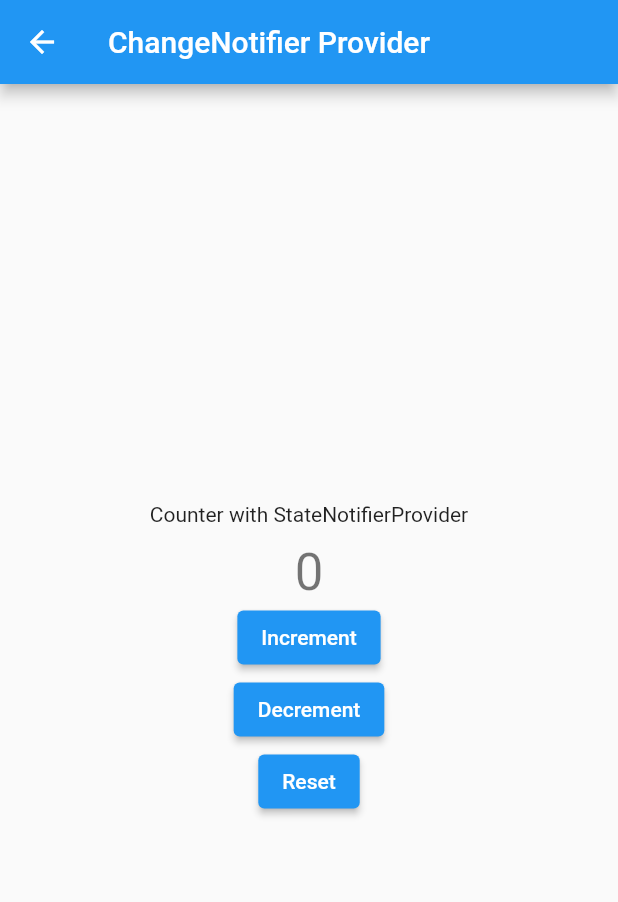
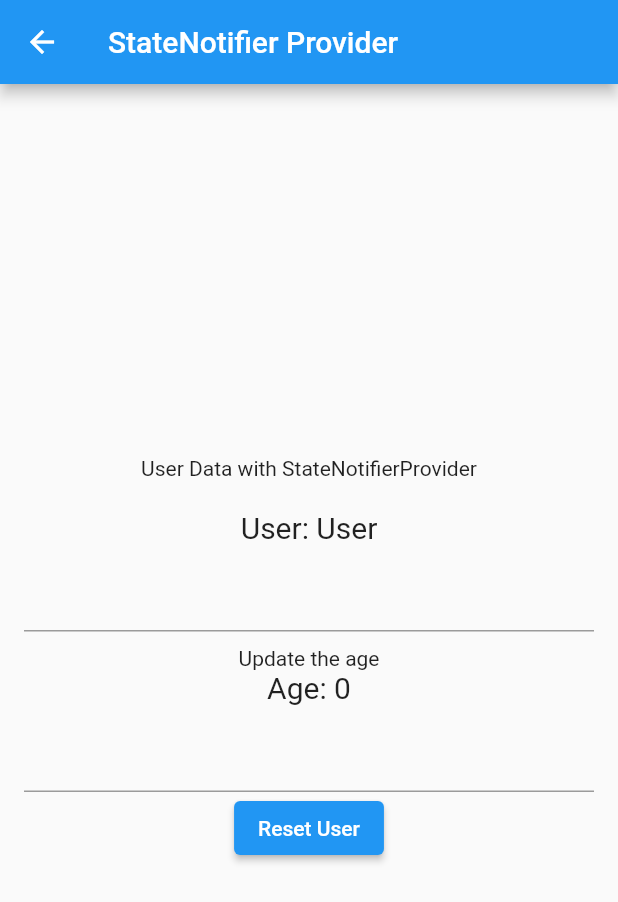
Before and after one commit to ridwanulhoquejr/flutter-riverpod, a Flutter app: the screen it shows after launch, after a tap on "State Notifier Provider", on a phone screen of 412 x 824 dp. Shown: the top 902 px of the screen. Run offline on Flutter 3.47's test engine with Material 2 defaults, Android fonts, the phone set to English and light mode, and no system bars; our stand-ins replace dio, flutter_riverpod.

Commit message:
added NotifierProvider Example

```diff
--- /dev/null
+++ b/lib/application/providers.dart
@@ -0,0 +1,23 @@
+import 'package:flutter_riverpod/flutter_riverpod.dart';
+import 'package:riverpod_tutorial/application/states/user_notifier.dart';
+import 'package:riverpod_tutorial/application/states/todo_notifier.dart';
+import 'package:riverpod_tutorial/model/todo_model.dart';
+import 'package:riverpod_tutorial/model/user.dart';
+import 'package:riverpod_tutorial/application/states/state_notifier.dart';
+
+// TodoProvider
+final todoProvider = NotifierProvider<TodoNotifier, List<TodoModel>>(() {
+  return TodoNotifier();
+});
+
+// Counter with StateNotifierProvider
+final counterStateNotifierProvider =
+    StateNotifierProvider<CounterWithStateNotifier, int>(
+  (ref) =>
+      CounterWithStateNotifier(), // we pass the initial value through constructor
+);
+
+// Provider which provides the UserNotifier states
+final userProvider = StateNotifierProvider.autoDispose<UserNotifier, User>(
+  (ref) => UserNotifier(),
+);
--- a/lib/pages/data/state_notifier.dart
+++ b/lib/application/states/state_notifier.dart
@@ -27,16 +27,9 @@ class CartNotifier extends StateNotifier<List<Product>> {
 }
 
 //* Example 2
-// Counter with StateNotifierProvider
-
-final counterStateNotifierProvider =
-    StateNotifierProvider<CounterWithStateNotifier, int>(
-  (ref) => CounterWithStateNotifier(
-      0), // we pass the initial value through constructor
-);
 
 class CounterWithStateNotifier extends StateNotifier<int> {
-  CounterWithStateNotifier(super.state);
+  CounterWithStateNotifier() : super(0); // initial state of the counter is 0
 
   void increment() {
     state++;
--- /dev/null
+++ b/lib/application/states/user_notifier.dart
@@ -0,0 +1,23 @@
+import 'package:flutter_riverpod/flutter_riverpod.dart';
+import 'package:riverpod_tutorial/model/user.dart';
+
+// States of the UserNotifier
+// all of out bussiness logic will be here
+class UserNotifier extends StateNotifier<User> {
+  UserNotifier()
+      : super(
+          const User(name: 'User', age: 0),
+        ); // initial state
+
+  void updateName(String name) {
+    state = state.copyWith(name: name);
+  }
+
+  void updateAge(int age) {
+    state = state.copyWith(age: age);
+  }
+
+  void resetUser() {
+    state = const User(name: 'name', age: 0);
+  }
+}
--- a/lib/home_page.dart
+++ b/lib/home_page.dart
@@ -2,6 +2,7 @@
 import 'package:flutter/material.dart';
 import 'package:riverpod_tutorial/pages/change_notifier_page.dart';
 import 'package:riverpod_tutorial/pages/future_provider.dart';
+import 'package:riverpod_tutorial/pages/notifier_provider_page.dart';
 import 'package:riverpod_tutorial/pages/provider_page.dart';
 import 'package:riverpod_tutorial/pages/state_notifier_provider_page.dart';
 import 'package:riverpod_tutorial/pages/state_provider_page.dart';
@@ -27,10 +28,10 @@ class MyHomePage extends StatelessWidget {
         appBar: AppBar(
           title: const Text('Riverpod Tutorial'),
         ),
-        body: Center(
+        body: const Center(
           child: Column(
             mainAxisAlignment: MainAxisAlignment.start,
-            children: const [
+            children: [
               SizedBox(height: 10),
               RiverpodProviders(
                 providerName: 'Provider',
@@ -65,6 +66,11 @@ class MyHomePage extends StatelessWidget {
                 providerName: 'State Notifier Provider',
                 color: Colors.amber,
                 index: 5,
+              ),
+              RiverpodProviders(
+                providerName: 'Notifier Provider',
+                color: Colors.blue,
+                index: 6,
               ),
             ],
           ),
@@ -124,6 +130,10 @@ class RiverpodProviders extends StatelessWidget {
               Navigator.of(context).push(MaterialPageRoute(
                   builder: (context) => const StateNotifierProviderPage()));
               break;
+            case 6:
+              Navigator.of(context).push(MaterialPageRoute(
+                  builder: (context) => const NotifierProviderPage()));
+              break;
 
             default:
               break;
--- /dev/null
+++ b/lib/model/user.dart
@@ -0,0 +1,60 @@
+// ignore_for_file: public_member_api_docs, sort_constructors_first
+
+import 'dart:convert';
+
+import 'package:flutter/material.dart';
+
+@immutable
+class User {
+  final String name;
+  final int age;
+
+  const User({
+    required this.name,
+    required this.age,
+  });
+
+// this immutable class is not supposed to be changed, so we need to create a copy of it
+// thats why, we need to create a copyWith method via dart data class generator
+  User copyWith({
+    String? name,
+    int? age,
+  }) {
+    return User(
+      name: name ?? this.name,
+      age: age ?? this.age,
+    );
+  }
+
+  Map<String, dynamic> toMap() {
+    return <String, dynamic>{
+      'name': name,
+      'age': age,
+    };
+  }
+
+  factory User.fromMap(Map<String, dynamic> map) {
+    return User(
+      name: map['name'] as String,
+      age: map['age'] as int,
+    );
+  }
+
+  String toJson() => json.encode(toMap());
+
+  factory User.fromJson(String source) =>
+      User.fromMap(json.decode(source) as Map<String, dynamic>);
+
+  @override
+  String toString() => 'User(name: $name, age: $age)';
+
+  @override
+  bool operator ==(covariant User other) {
+    if (identical(this, other)) return true;
+
+    return other.name == name && other.age == age;
+  }
+
+  @override
+  int get hashCode => name.hashCode ^ age.hashCode;
+}
--- a/lib/pages/change_notifier_page.dart
+++ b/lib/pages/change_notifier_page.dart
@@ -1,7 +1,7 @@
 import 'package:flutter/material.dart';
 import 'package:flutter_riverpod/flutter_riverpod.dart';
 
-import 'data/chnage_notifier_provider.dart';
+import '../application/states/chnage_notifier_provider.dart';
 
 final changeNotifierProvider =
     ChangeNotifierProvider.autoDispose<ChangeNotifierProviderCounter>(
--- a/lib/pages/state_notifier_provider_page.dart
+++ b/lib/pages/state_notifier_provider_page.dart
@@ -1,7 +1,7 @@
 import 'package:flutter/material.dart';
 
 import 'package:flutter_riverpod/flutter_riverpod.dart';
-import 'package:riverpod_tutorial/pages/data/state_notifier.dart';
+import 'package:riverpod_tutorial/application/providers.dart';
 
 class StateNotifierProviderPage extends ConsumerWidget {
   const StateNotifierProviderPage({super.key});
@@ -10,7 +10,7 @@ class StateNotifierProviderPage extends ConsumerWidget {
   Widget build(BuildContext context, WidgetRef ref) {
     return Scaffold(
       appBar: AppBar(
-        title: const Text('ChangeNotifier Provider'),
+        title: const Text('StateNotifier Provider'),
       ),
       body: Center(
         child: Padding(
@@ -18,32 +18,64 @@ class StateNotifierProviderPage extends ConsumerWidget {
           child: Column(
             mainAxisAlignment: MainAxisAlignment.center,
             children: [
-              const Text('Counter with StateNotifierProvider'),
+              const Text('User Data with StateNotifierProvider'),
               const SizedBox(height: 10),
               Consumer(
                 builder: (context, ref, child) {
-                  final counterValue = ref.watch(counterStateNotifierProvider);
-                  return Text(
-                    counterValue.toString(),
-                    style: Theme.of(context).textTheme.headline4,
+                  // final counterValue = ref.watch(counterStateNotifierProvider);
+                  final userStateProvider = ref.watch(userProvider);
+                  return Column(
+                    children: [
+                      // Text(
+                      //   'Counter: $counterValue',
+                      //   style: const TextStyle(fontSize: 20),
+                      // ),
+                      const SizedBox(height: 10),
+                      Text(
+                        'User: ${userStateProvider.name}',
+                        style: const TextStyle(fontSize: 20),
+                      ),
+                      const SizedBox(
+                        height: 10,
+                      ),
+                      TextField(
+                        onSubmitted: (value) =>
+                            ref.read(userProvider.notifier).updateName(value),
+                      ),
+
+                      const SizedBox(
+                        height: 10,
+                      ),
+                      const Text('Update the age'),
+                      Text(
+                        'Age: ${userStateProvider.age}',
+                        style: const TextStyle(fontSize: 20),
+                      ),
+                      const SizedBox(
+                        height: 10,
+                      ),
+                      TextField(
+                        onSubmitted: (value) => ref
+                            .read(userProvider.notifier)
+                            .updateAge(int.parse(value)),
+                      ),
+                    ],
                   );
                 },
               ),
+              // ElevatedButton(
+              //   onPressed:
+              //       ref.read(counterStateNotifierProvider.notifier).increment,
+              //   child: const Text('Increment'),
+              // ),
+              // ElevatedButton(
+              //   onPressed:
+              //       ref.read(counterStateNotifierProvider.notifier).decrement,
+              //   child: const Text('Decrement'),
+              // ),
               ElevatedButton(
-                onPressed:
-                    ref.read(counterStateNotifierProvider.notifier).increment,
-                child: const Text('Increment'),
-              ),
-              ElevatedButton(
-                onPressed:
-                    ref.read(counterStateNotifierProvider.notifier).decrement,
-                child: const Text('Decrement'),
-              ),
-              ElevatedButton(
-                onPressed: ref
-                    .read(counterStateNotifierProvider.notifier)
-                    .resetCounter,
-                child: const Text('Reset'),
+                onPressed: ref.read(userProvider.notifier).resetUser,
+                child: const Text('Reset User'),
               ),
             ],
           ),
```
Also changed, not shown: lib/application/states/todo_notifier.dart (added, +38 -0 lines), lib/model/todo_model.dart (added, +31 -0 lines), lib/pages/notifier_provider_page.dart (added, +77 -0 lines), lib/application/states/chnage_notifier_provider.dart (renamed from lib/pages/data/chnage_notifier_provider.dart), pubspec.lock, 1 other file.
